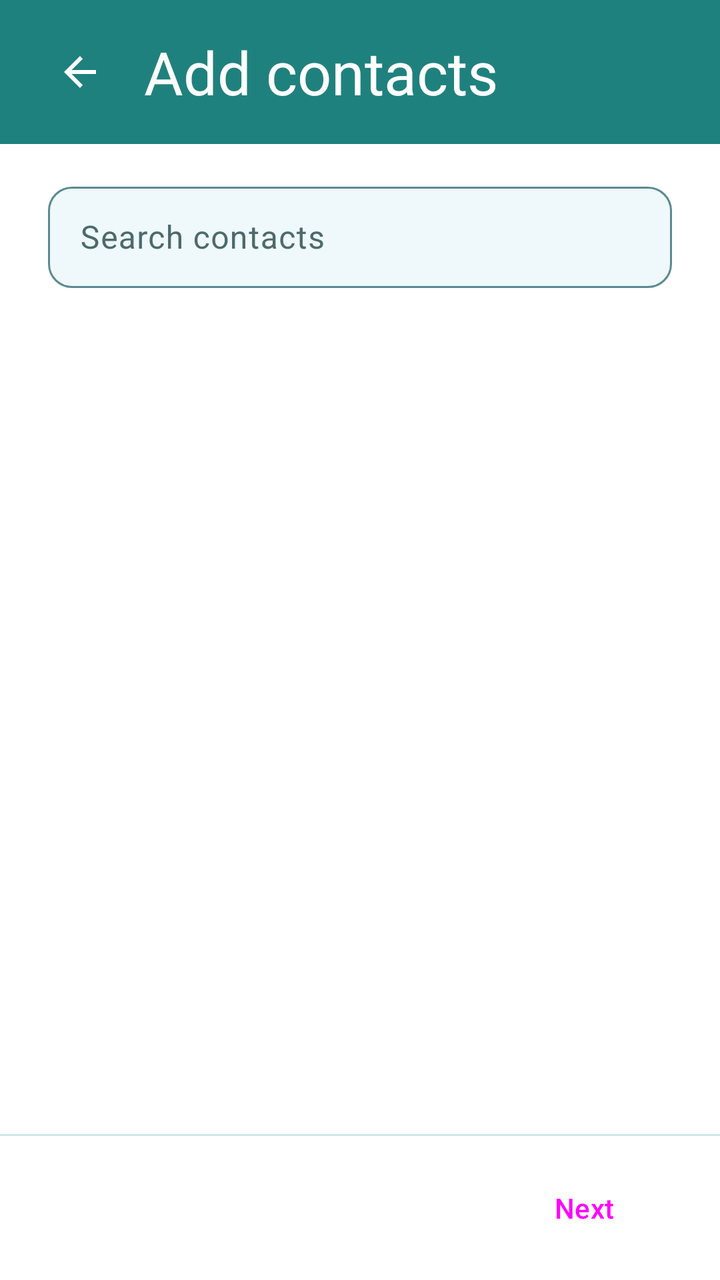
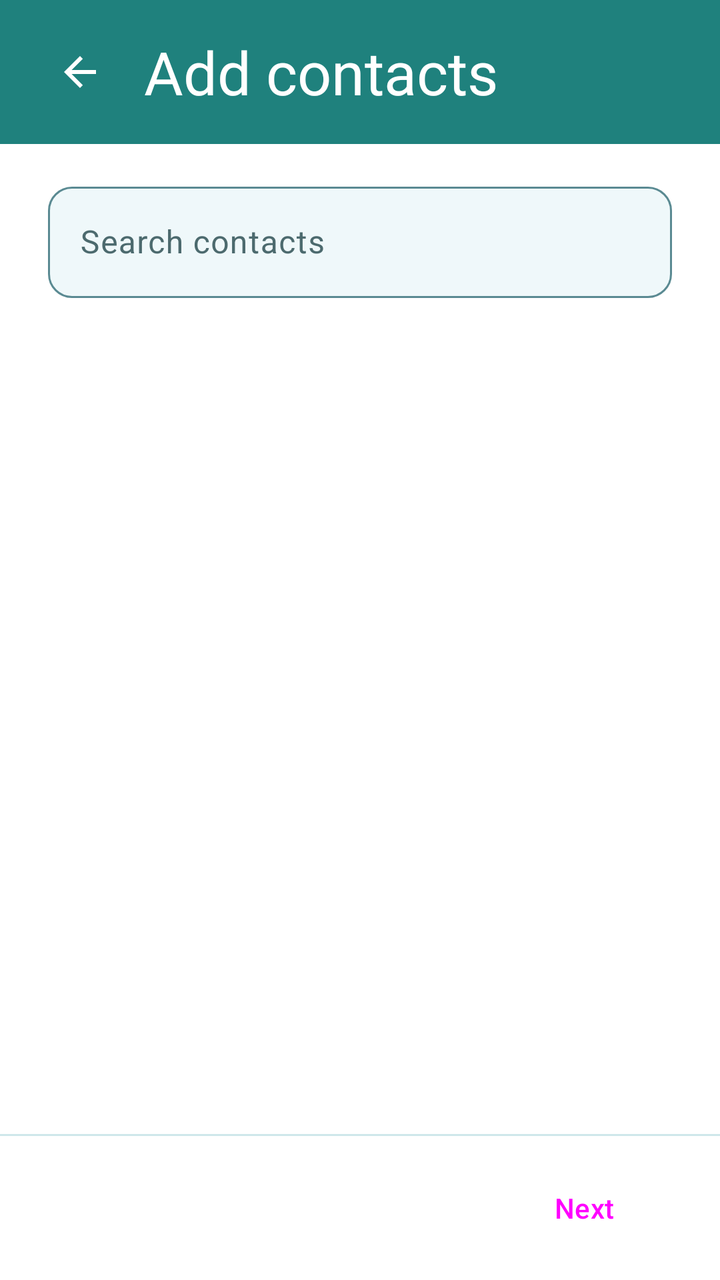

Before-and-after screenshots of an Android layout around one commit, followed by the original layout XML and the change that was made.
<!-- AndroidManifest.xml: application theme Theme.FriendMinder -->
<!-- res/layout/fragment_add_contacts_step1.xml -->
<?xml version="1.0" encoding="utf-8"?>
<LinearLayout xmlns:android="http://schemas.android.com/apk/res/android"
    xmlns:app="http://schemas.android.com/apk/res-auto"
    android:layout_width="match_parent"
    android:layout_height="match_parent"
    android:orientation="vertical">
    

    <LinearLayout
        android:id="@+id/headerContainer"
        android:layout_width="match_parent"
        android:layout_height="wrap_content"
        android:orientation="vertical"
        android:background="@color/fm_header">

        <View
            android:id="@+id/statusBarSpacer"
            android:layout_width="match_parent"
            android:layout_height="0dp" />

        <FrameLayout
            android:layout_width="match_parent"
            android:layout_height="@dimen/fm_home_header_height">

            <ImageButton
                android:id="@+id/backButton"
                android:layout_width="48dp"
                android:layout_height="48dp"
                android:layout_gravity="start|center_vertical"
                android:layout_marginStart="16dp"
                android:padding="12dp"
                android:background="?attr/selectableItemBackgroundBorderless"
                android:src="@drawable/ic_arrow_back"
                app:tint="@color/fm_on_primary"
                android:contentDescription="@string/content_desc_cancel_add_contacts" />

            <TextView
                android:id="@+id/headerTitle"
                android:layout_width="wrap_content"
                android:layout_height="wrap_content"
                android:layout_gravity="start|center_vertical"
                android:layout_marginStart="72dp"
                android:layout_marginEnd="@dimen/fm_space_6"
                android:text="@string/title_add_contacts_step1"
                android:textColor="@color/fm_on_primary"
                android:textSize="@dimen/fm_header_title_size"
                android:maxLines="1"
                android:ellipsize="end" />
        </FrameLayout>
    </LinearLayout>

    <com.google.android.material.textfield.TextInputLayout
        style="@style/Widget.FM.TextInput"
        android:layout_width="match_parent"
        android:layout_height="56dp"
        android:layout_marginStart="@dimen/fm_space_6"
        android:layout_marginEnd="@dimen/fm_space_6"
        android:layout_marginTop="@dimen/fm_space_4"
        android:hint="@string/hint_search_contacts">

        <com.google.android.material.textfield.TextInputEditText
            android:id="@+id/searchInput"
            android:layout_width="match_parent"
            android:layout_height="match_parent"
            android:inputType="text"
            android:maxLines="1" />
    </com.google.android.material.textfield.TextInputLayout>

    <FrameLayout
        android:layout_width="match_parent"
        android:layout_height="0dp"
        android:layout_weight="1">

        <ProgressBar
            android:id="@+id/loadingIndicator"
            android:layout_width="wrap_content"
            android:layout_height="wrap_content"
            android:layout_gravity="center"
            android:visibility="gone" />

        
        <androidx.recyclerview.widget.RecyclerView
            android:id="@+id/candidateRecyclerView"
            android:layout_width="match_parent"
            android:layout_height="match_parent"
            android:clipToPadding="false"
            android:paddingTop="@dimen/fm_space_2"
            android:visibility="gone" />

        <LinearLayout
            android:id="@+id/emptyStateGroup"
            android:layout_width="match_parent"
            android:layout_height="wrap_content"
            android:layout_gravity="center"
            android:orientation="vertical"
            android:gravity="center"
            android:paddingStart="@dimen/fm_space_8"
            android:paddingEnd="@dimen/fm_space_8"
            android:visibility="gone">

            <TextView
                android:id="@+id/emptyStateHeadline"
                android:layout_width="wrap_content"
                android:layout_height="wrap_content"
                android:fontFamily="sans-serif-medium"
                android:textSize="22sp"
                android:textColor="@color/fm_heading"
                android:gravity="center" />

            <TextView
                android:id="@+id/emptyStateBody"
                android:layout_width="wrap_content"
                android:layout_height="wrap_content"
                android:layout_marginTop="@dimen/fm_space_2"
                android:textSize="16sp"
                android:textColor="@color/fm_ink_dim"
                android:gravity="center" />

            <Button
                android:id="@+id/emptyStateAction"
                style="@style/Widget.Material3.Button"
                android:layout_width="wrap_content"
                android:layout_height="wrap_content"
                android:layout_marginTop="@dimen/fm_space_6" />
        </LinearLayout>
    </FrameLayout>

    <View
        android:layout_width="match_parent"
        android:layout_height="1dp"
        android:background="@color/fm_divider" />

    <LinearLayout
        android:id="@+id/footerBar"
        android:layout_width="match_parent"
        android:layout_height="wrap_content"
        android:orientation="horizontal"
        android:gravity="center_vertical"
        android:background="@color/fm_surface"
        android:paddingStart="@dimen/fm_space_6"
        android:paddingEnd="@dimen/fm_space_6"
        android:paddingTop="@dimen/fm_space_3"
        android:paddingBottom="@dimen/fm_space_3">

        <TextView
            android:id="@+id/footerCountText"
            android:layout_width="0dp"
            android:layout_height="wrap_content"
            android:layout_weight="1"
            android:textSize="14sp"
            android:textColor="@color/fm_ink_dim" />

        <Button
            android:id="@+id/nextButton"
            style="@style/Widget.Material3.Button"
            android:layout_width="wrap_content"
            android:layout_height="wrap_content"
            android:text="@string/action_next" />
    </LinearLayout>
</LinearLayout>
<!-- resources referenced by this layout -->
<resources>
  <color name="fm_divider">#CFE7EA</color>
  <color name="fm_header">#1F817D</color>
  <color name="fm_heading">#195556</color>
  <color name="fm_ink_dim">#4C6A6E</color>
  <color name="fm_on_primary">#FFFFFF</color>
  <color name="fm_surface">#FFFFFF</color>
  <dimen name="fm_header_title_size">30sp</dimen>
  <dimen name="fm_home_header_height">72dp</dimen>
  <dimen name="fm_space_2">8dp</dimen>
  <dimen name="fm_space_3">12dp</dimen>
  <dimen name="fm_space_4">16dp</dimen>
  <dimen name="fm_space_6">24dp</dimen>
  <dimen name="fm_space_8">32dp</dimen>
  <!-- drawable ic_arrow_back (drawable) -->
  <vector xmlns:android="http://schemas.android.com/apk/res/android"
      android:width="24dp"
      android:height="24dp"
      android:viewportWidth="24"
      android:viewportHeight="24"
      android:tint="?attr/colorOnSurface">
      <path
          android:fillColor="@android:color/white"
          android:pathData="M20,11H7.83l5.59,-5.59L12,4l-8,8 8,8 1.41,-1.41L7.83,13H20v-2z" />
  </vector>
  <string name="action_next">Next</string>
  <string name="content_desc_cancel_add_contacts">Cancel adding contacts</string>
  <string name="hint_search_contacts">Search contacts</string>
  <string name="title_add_contacts_step1">Add contacts</string>
  <style name="Widget.FM.TextInput" parent="Widget.Material3.TextInputLayout.OutlinedBox">
          <item name="boxBackgroundMode">outline</item>
          <item name="boxBackgroundColor">@color/fm_surface_sunken</item>
          <item name="boxStrokeColor">@color/fm_text_input_stroke</item>
          <item name="boxStrokeWidth">1dp</item>
          <item name="boxStrokeWidthFocused">2dp</item>
          <item name="boxCornerRadiusTopStart">12dp</item>
          <item name="boxCornerRadiusTopEnd">12dp</item>
          <item name="boxCornerRadiusBottomStart">12dp</item>
          <item name="boxCornerRadiusBottomEnd">12dp</item>
          <item name="hintTextColor">@color/fm_accent</item>
          <item name="android:textColorHint">@color/fm_ink_dim</item>
          <item name="placeholderTextColor">@color/fm_ink_dim</item>
      </style>
  <color name="fm_surface_sunken">#EFF8FA</color>
  <color name="fm_accent">#155D5B</color>
  <color name="fm_primary">#1F817D</color>
  <color name="fm_primary_container">#B0E8E6</color>
  <color name="fm_on_primary_container">#195556</color>
  <color name="fm_secondary">#5ABBEB</color>
  <color name="fm_on_secondary">#0A2E31</color>
  <color name="fm_secondary_container">#D6EBF8</color>
  <color name="fm_on_secondary_container">#0A2E31</color>
  <color name="fm_ink">#1B2E30</color>
  <color name="fm_surface_variant">#D3E9F4</color>
  <color name="fm_outline">#5A8A92</color>
  <color name="fm_error">#B3261E</color>
  <color name="fm_error_container">#F9DEDC</color>
  <color name="fm_on_error_container">#410E0B</color>
  <style name="ThemeOverlay.FriendMinder.BottomSheetDialog" parent="ThemeOverlay.Material3.BottomSheetDialog">
          <item name="bottomSheetStyle">@style/Widget.FriendMinder.BottomSheet.Modal</item>
      </style>
  <style name="ThemeOverlay.FriendMinder.MaterialAlertDialog" parent="ThemeOverlay.Material3.MaterialAlertDialog">
          <item name="colorSurface">@color/fm_surface</item>
          <item name="colorSurfaceContainerHigh">@color/fm_surface</item>
          <item name="backgroundTint">@color/fm_surface</item>
      </style>
  <style name="Widget.FriendMinder.BottomSheet.Modal" parent="Widget.Material3.BottomSheet.Modal">
          <item name="backgroundTint">@color/fm_surface</item>
      </style>
  <!-- unchanged entries left out for length: 1 -->
</resources>

<!-- the commit's change to res/layout/fragment_add_contacts_step1.xml (unified diff, before → after) -->
@@ -52,16 +52,18 @@
     <com.google.android.material.textfield.TextInputLayout
         style="@style/Widget.FM.TextInput"
         android:layout_width="match_parent"
-        android:layout_height="56dp"
+        android:layout_height="wrap_content"
+        android:minHeight="56dp"
         android:layout_marginStart="@dimen/fm_space_6"
         android:layout_marginEnd="@dimen/fm_space_6"
         android:layout_marginTop="@dimen/fm_space_4"
         android:hint="@string/hint_search_contacts">
 
+        
         <com.google.android.material.textfield.TextInputEditText
             android:id="@+id/searchInput"
             android:layout_width="match_parent"
-            android:layout_height="match_parent"
+            android:layout_height="wrap_content"
             android:inputType="text"
             android:maxLines="1" />
     </com.google.android.material.textfield.TextInputLayout>
